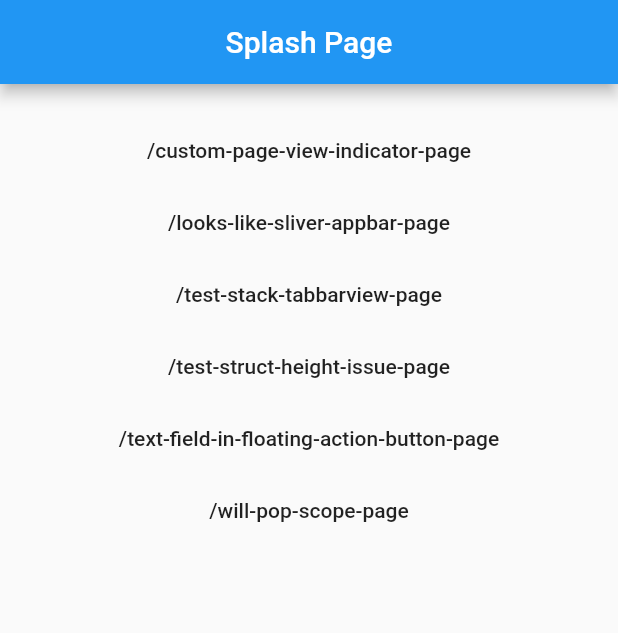
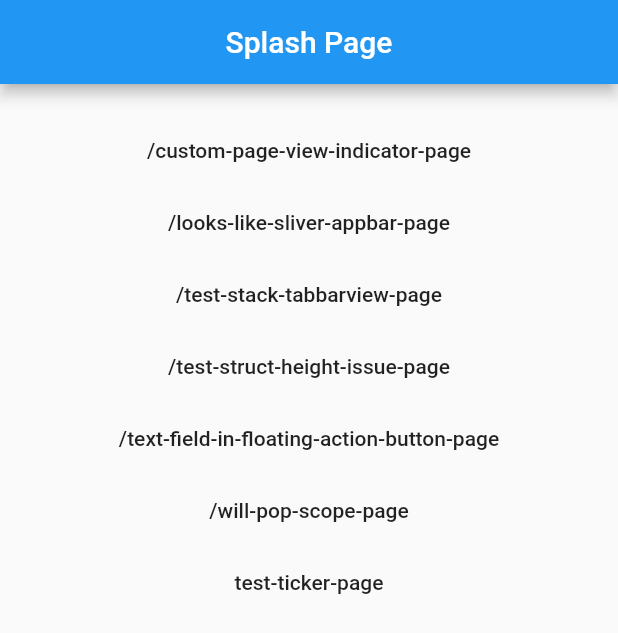
Before and after one commit to AlexV525/flutter_test_app, a Flutter app: the screen it shows after launch, on a phone screen of 412 x 824 dp. Shown: the top 633 px of the screen. Run offline on Flutter 3.47's test engine with Material 2 defaults, Android fonts, the light colour scheme and no system bars; missing offline and left inert: ff_annotation_route.

Commit message:
:alembic: Add ticker test page.

```diff
--- /dev/null
+++ b/lib/pages/test_ticker_page.dart
@@ -0,0 +1,41 @@
+///
+/// [Author] Alex (https://github.com/AlexV525)
+/// [Date] 2020/10/8 15:55
+///
+import 'package:flutter/material.dart';
+import 'package:flutter/scheduler.dart';
+
+import 'package:testapp/constants/constants.dart';
+
+@FFRoute(name: 'test-ticker-page', routeName: '测试Ticker')
+class TestTickerPage extends StatefulWidget {
+  const TestTickerPage({Key key}) : super(key: key);
+
+  @override
+  _TestTickerPageState createState() => _TestTickerPageState();
+}
+
+class _TestTickerPageState extends State<TestTickerPage> {
+  final Ticker ticker = Ticker((Duration elapsed) {
+    print('Ticker elapsed: $elapsed');
+  });
+
+  @override
+  Widget build(BuildContext context) {
+    return Scaffold(
+      appBar: AppBar(),
+      body: Column(
+        children: <Widget>[
+          FlatButton(
+            onPressed: ticker.start,
+            child: Text('Ticker start'),
+          ),
+          FlatButton(
+            onPressed: ticker.stop,
+            child: Text('Ticker stop'),
+          ),
+        ],
+      ),
+    );
+  }
+}
--- a/lib/testapp_route.dart
+++ b/lib/testapp_route.dart
@@ -10,6 +10,7 @@ import 'pages/custom_page_indicator_page.dart';
 import 'pages/looks_like_sliver_appbar.dart';
 import 'pages/test_struct_height_issue.dart';
 import 'pages/test_tabbar_view_page.dart';
+import 'pages/test_ticker_page.dart';
 import 'pages/textfield_as_fab_page.dart';
 import 'pages/will_pop_scope_page.dart';
 
@@ -51,6 +52,12 @@ RouteResult getRouteResult({String name, Map<String, dynamic> arguments}) {
         name: name,
         widget: WillPopScopePage(),
         routeName: 'pop拦截测试页',
+      );
+    case 'test-ticker-page':
+      return RouteResult(
+        name: name,
+        widget: TestTickerPage(),
+        routeName: '测试Ticker',
       );
     default:
       return const RouteResult(name: 'flutterCandies://notfound');
--- a/lib/testapp_routes.dart
+++ b/lib/testapp_routes.dart
@@ -10,6 +10,7 @@ const List<String> routeNames = <String>[
   '/test-struct-height-issue-page',
   '/text-field-in-floating-action-button-page',
   '/will-pop-scope-page',
+  'test-ticker-page',
 ];
 
 class Routes {
@@ -60,4 +61,11 @@ class Routes {
   ///
   /// [routeName] : 'pop拦截测试页'
   static const String willPopScopePage = '/will-pop-scope-page';
+
+  /// '测试Ticker'
+  ///
+  /// [name] : 'test-ticker-page'
+  ///
+  /// [routeName] : '测试Ticker'
+  static const String testTickerPage = 'test-ticker-page';
 }
```
